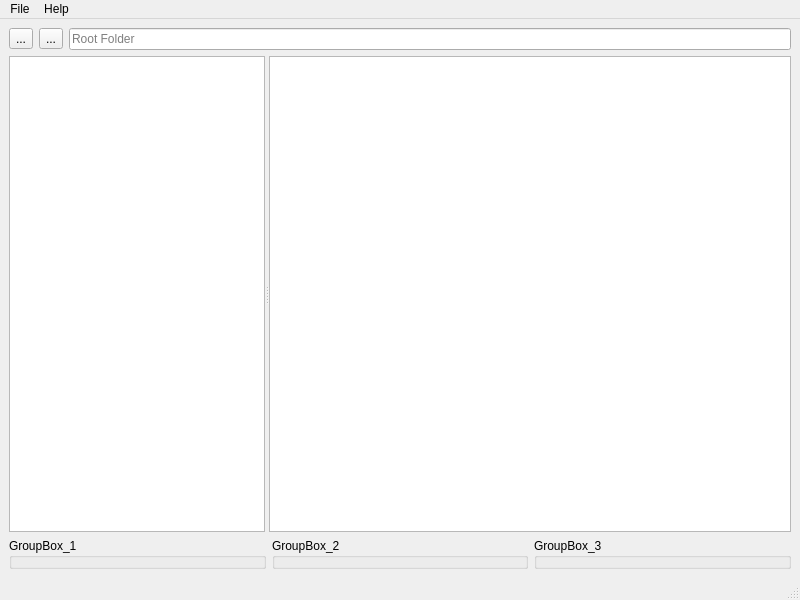
This is src/mainwindow.ui in darenliang/resauce as Qt 5 draws it before an edit. The edited form follows.
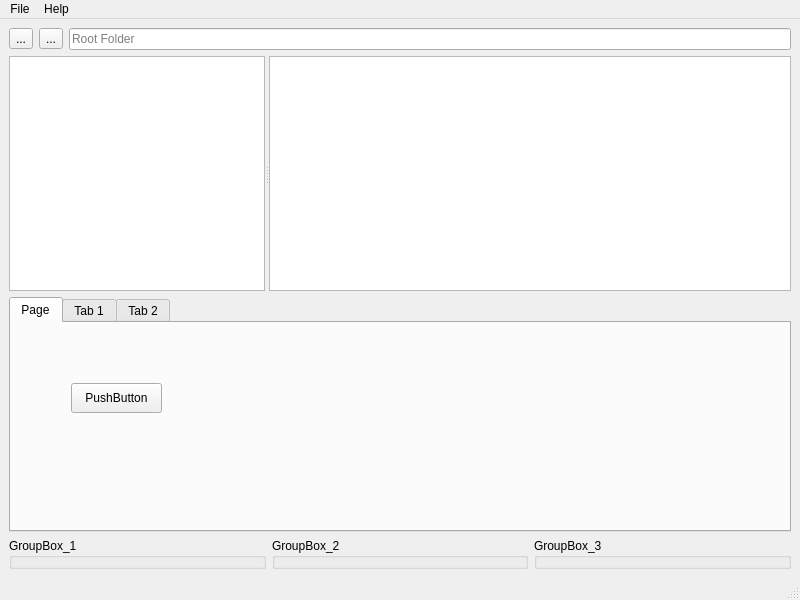
This is the edited form. Icons and pictures are not drawn.

Patch:
```diff
--- a/src/mainwindow.ui
+++ b/src/mainwindow.ui
@@ -130,6 +130,67 @@
         </widget>
        </widget>
       </item>
+      <item>
+       <widget class="QTabWidget" name="tabWidget">
+        <property name="currentIndex">
+         <number>0</number>
+        </property>
+        <widget class="QWidget" name="tab_5">
+         <attribute name="title">
+          <string>Page</string>
+         </attribute>
+         <widget class="QPushButton" name="pushButton">
+          <property name="geometry">
+           <rect>
+            <x>60</x>
+            <y>60</y>
+            <width>91</width>
+            <height>30</height>
+           </rect>
+          </property>
+          <property name="text">
+           <string>PushButton</string>
+          </property>
+         </widget>
+        </widget>
+        <widget class="QWidget" name="tab_3">
+         <attribute name="title">
+          <string>Tab 1</string>
+         </attribute>
+         <widget class="QGroupBox" name="groupBox">
+          <property name="geometry">
+           <rect>
+            <x>70</x>
+            <y>40</y>
+            <width>120</width>
+            <height>80</height>
+           </rect>
+          </property>
+          <property name="title">
+           <string>GroupBox</string>
+          </property>
+         </widget>
+        </widget>
+        <widget class="QWidget" name="tab_4">
+         <attribute name="title">
+          <string>Tab 2</string>
+         </attribute>
+         <widget class="QGroupBox" name="groupBox_4">
+          <property name="geometry">
+           <rect>
+            <x>80</x>
+            <y>70</y>
+            <width>120</width>
+            <height>80</height>
+           </rect>
+          </property>
+          <property name="title">
+           <string>GroupBox</string>
+          </property>
+         </widget>
+        </widget>
+       </widget>
+      </item>
       <item>
        <layout class="QGridLayout" name="gridLayout">
         <item row="0" column="0">
```
Left out of the diff: 6 changed lines with no effect on the pictures.
